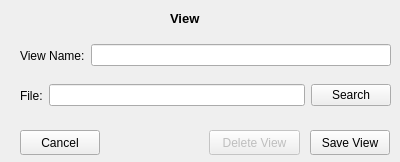
First picture: the form in frontend/new_view.ui, repository hilmandayo/pymagextractor, before the edit.
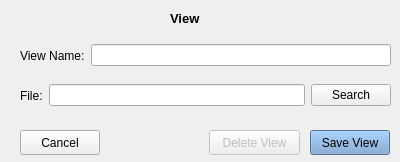
Second picture: the form after the edit.

The edit to the form file:
```diff
--- a/frontend/new_view.ui
+++ b/frontend/new_view.ui
@@ -131,6 +131,421 @@
      <height>25</height>
     </rect>
    </property>
+   <property name="palette">
+    <palette>
+     <active>
+      <colorrole role="WindowText">
+       <brush brushstyle="SolidPattern">
+        <color alpha="255">
+         <red>0</red>
+         <green>0</green>
+         <blue>0</blue>
+        </color>
+       </brush>
+      </colorrole>
+      <colorrole role="Button">
+       <brush brushstyle="SolidPattern">
+        <color alpha="255">
+         <red>114</red>
+         <green>159</green>
+         <blue>207</blue>
+        </color>
+       </brush>
+      </colorrole>
+      <colorrole role="Light">
+       <brush brushstyle="SolidPattern">
+        <color alpha="255">
+         <red>196</red>
+         <green>225</green>
+         <blue>255</blue>
+        </color>
+       </brush>
+      </colorrole>
+      <colorrole role="Midlight">
+       <brush brushstyle="SolidPattern">
+        <color alpha="255">
+         <red>155</red>
+         <green>192</green>
+         <blue>231</blue>
+        </color>
+       </brush>
+      </colorrole>
+      <colorrole role="Dark">
+       <brush brushstyle="SolidPattern">
+        <color alpha="255">
+         <red>57</red>
+         <green>79</green>
+         <blue>103</blue>
+        </color>
+       </brush>
+      </colorrole>
+      <colorrole role="Mid">
+       <brush brushstyle="SolidPattern">
+        <color alpha="255">
+         <red>76</red>
+         <green>106</green>
+         <blue>138</blue>
+        </color>
+       </brush>
+      </colorrole>
+      <colorrole role="Text">
+       <brush brushstyle="SolidPattern">
+        <color alpha="255">
+         <red>0</red>
+         <green>0</green>
+         <blue>0</blue>
+        </color>
+       </brush>
+      </colorrole>
+      <colorrole role="BrightText">
+       <brush brushstyle="SolidPattern">
+        <color alpha="255">
+         <red>255</red>
+         <green>255</green>
+         <blue>255</blue>
+        </color>
+       </brush>
+      </colorrole>
+      <colorrole role="ButtonText">
+       <brush brushstyle="SolidPattern">
+        <color alpha="255">
+         <red>0</red>
+         <green>0</green>
+         <blue>0</blue>
+        </color>
+       </brush>
+      </colorrole>
+      <colorrole role="Base">
+       <brush brushstyle="SolidPattern">
+        <color alpha="255">
+         <red>255</red>
+         <green>255</green>
+         <blue>255</blue>
+        </color>
+       </brush>
+      </colorrole>
+      <colorrole role="Window">
+       <brush brushstyle="SolidPattern">
+        <color alpha="255">
+         <red>114</red>
+         <green>159</green>
+         <blue>207</blue>
+        </color>
+       </brush>
+      </colorrole>
+      <colorrole role="Shadow">
+       <brush brushstyle="SolidPattern">
+        <color alpha="255">
+         <red>0</red>
+         <green>0</green>
+         <blue>0</blue>
+        </color>
+       </brush>
+      </colorrole>
+      <colorrole role="AlternateBase">
+       <brush brushstyle="SolidPattern">
+        <color alpha="255">
+         <red>184</red>
+         <green>207</green>
+         <blue>231</blue>
+        </color>
+       </brush>
+      </colorrole>
+      <colorrole role="ToolTipBase">
+       <brush brushstyle="SolidPattern">
+        <color alpha="255">
+         <red>255</red>
+         <green>255</green>
+         <blue>220</blue>
+        </color>
+       </brush>
+      </colorrole>
+      <colorrole role="ToolTipText">
+       <brush brushstyle="SolidPattern">
+        <color alpha="255">
+         <red>0</red>
+         <green>0</green>
+         <blue>0</blue>
+        </color>
+       </brush>
+      </colorrole>
+     </active>
+     <inactive>
+      <colorrole role="WindowText">
+       <brush brushstyle="SolidPattern">
+        <color alpha="255">
+         <red>0</red>
+         <green>0</green>
+         <blue>0</blue>
+        </color>
+       </brush>
+      </colorrole>
+      <colorrole role="Button">
+       <brush brushstyle="SolidPattern">
+        <color alpha="255">
+         <red>114</red>
+         <green>159</green>
+         <blue>207</blue>
+        </color>
+       </brush>
+      </colorrole>
+      <colorrole role="Light">
+       <brush brushstyle="SolidPattern">
+        <color alpha="255">
+         <red>196</red>
+         <green>225</green>
+         <blue>255</blue>
+        </color>
+       </brush>
+      </colorrole>
+      <colorrole role="Midlight">
+       <brush brushstyle="SolidPattern">
+        <color alpha="255">
+         <red>155</red>
+         <green>192</green>
+         <blue>231</blue>
+        </color>
+       </brush>
+      </colorrole>
+      <colorrole role="Dark">
+       <brush brushstyle="SolidPattern">
+        <color alpha="255">
+         <red>57</red>
+         <green>79</green>
+         <blue>103</blue>
+        </color>
+       </brush>
+      </colorrole>
+      <colorrole role="Mid">
+       <brush brushstyle="SolidPattern">
+        <color alpha="255">
+         <red>76</red>
+         <green>106</green>
+         <blue>138</blue>
+        </color>
+       </brush>
+      </colorrole>
+      <colorrole role="Text">
+       <brush brushstyle="SolidPattern">
+        <color alpha="255">
+         <red>0</red>
+         <green>0</green>
+         <blue>0</blue>
+        </color>
+       </brush>
+      </colorrole>
+      <colorrole role="BrightText">
+       <brush brushstyle="SolidPattern">
+        <color alpha="255">
+         <red>255</red>
+         <green>255</green>
+         <blue>255</blue>
+        </color>
+       </brush>
+      </colorrole>
+      <colorrole role="ButtonText">
+       <brush brushstyle="SolidPattern">
+        <color alpha="255">
+         <red>0</red>
+         <green>0</green>
+         <blue>0</blue>
+        </color>
+       </brush>
+      </colorrole>
+      <colorrole role="Base">
+       <brush brushstyle="SolidPattern">
+        <color alpha="255">
+         <red>255</red>
+         <green>255</green>
+         <blue>255</blue>
+        </color>
+       </brush>
+      </colorrole>
+      <colorrole role="Window">
+       <brush brushstyle="SolidPattern">
+        <color alpha="255">
+         <red>114</red>
+         <green>159</green>
+         <blue>207</blue>
+        </color>
+       </brush>
+      </colorrole>
+      <colorrole role="Shadow">
+       <brush brushstyle="SolidPattern">
+        <color alpha="255">
+         <red>0</red>
+         <green>0</green>
+         <blue>0</blue>
+        </color>
+       </brush>
+      </colorrole>
+      <colorrole role="AlternateBase">
+       <brush brushstyle="SolidPattern">
+        <color alpha="255">
+         <red>184</red>
+         <green>207</green>
+         <blue>231</blue>
+        </color>
+       </brush>
+      </colorrole>
+      <colorrole role="ToolTipBase">
+       <brush brushstyle="SolidPattern">
+        <color alpha="255">
+         <red>255</red>
+         <green>255</green>
+         <blue>220</blue>
+        </color>
+       </brush>
+      </colorrole>
+      <colorrole role="ToolTipText">
+       <brush brushstyle="SolidPattern">
+        <color alpha="255">
+         <red>0</red>
+         <green>0</green>
+         <blue>0</blue>
+        </color>
+       </brush>
+      </colorrole>
+     </inactive>
+     <disabled>
+      <colorrole role="WindowText">
+       <brush brushstyle="SolidPattern">
+        <color alpha="255">
+         <red>57</red>
+         <green>79</green>
+         <blue>103</blue>
+        </color>
+       </brush>
+      </colorrole>
+      <colorrole role="Button">
+       <brush brushstyle="SolidPattern">
+        <color alpha="255">
+         <red>114</red>
+         <green>159</green>
+         <blue>207</blue>
+        </color>
+       </brush>
+      </colorrole>
+      <colorrole role="Light">
+       <brush brushstyle="SolidPattern">
+        <color alpha="255">
+         <red>196</red>
+         <green>225</green>
+         <blue>255</blue>
+        </color>
+       </brush>
+      </colorrole>
+      <colorrole role="Midlight">
+       <brush brushstyle="SolidPattern">
+        <color alpha="255">
+         <red>155</red>
+         <green>192</green>
+         <blue>231</blue>
+        </color>
+       </brush>
+      </colorrole>
+      <colorrole role="Dark">
+       <brush brushstyle="SolidPattern">
+        <color alpha="255">
+         <red>57</red>
+         <green>79</green>
+         <blue>103</blue>
+        </color>
+       </brush>
+      </colorrole>
+      <colorrole role="Mid">
+       <brush brushstyle="SolidPattern">
+        <color alpha="255">
+         <red>76</red>
+         <green>106</green>
+         <blue>138</blue>
+        </color>
+       </brush>
+      </colorrole>
+      <colorrole role="Text">
+       <brush brushstyle="SolidPattern">
+        <color alpha="255">
+         <red>57</red>
+         <green>79</green>
+         <blue>103</blue>
+        </color>
+       </brush>
+      </colorrole>
+      <colorrole role="BrightText">
+       <brush brushstyle="SolidPattern">
+        <color alpha="255">
+         <red>255</red>
+         <green>255</green>
+         <blue>255</blue>
+        </color>
+       </brush>
+      </colorrole>
+      <colorrole role="ButtonText">
+       <brush brushstyle="SolidPattern">
+        <color alpha="255">
+         <red>57</red>
+         <green>79</green>
+         <blue>103</blue>
+        </color>
+       </brush>
+      </colorrole>
+      <colorrole role="Base">
+       <brush brushstyle="SolidPattern">
+        <color alpha="255">
+         <red>114</red>
+         <green>159</green>
+         <blue>207</blue>
+        </color>
+       </brush>
+      </colorrole>
+      <colorrole role="Window">
+       <brush brushstyle="SolidPattern">
+        <color alpha="255">
+         <red>114</red>
+         <green>159</green>
+         <blue>207</blue>
+        </color>
+       </brush>
+      </colorrole>
+      <colorrole role="Shadow">
+       <brush brushstyle="SolidPattern">
+        <color alpha="255">
+         <red>0</red>
+         <green>0</green>
+         <blue>0</blue>
+        </color>
+       </brush>
+      </colorrole>
+      <colorrole role="AlternateBase">
+       <brush brushstyle="SolidPattern">
+        <color alpha="255">
+         <red>114</red>
+         <green>159</green>
+         <blue>207</blue>
+        </color>
+       </brush>
+      </colorrole>
+      <colorrole role="ToolTipBase">
+       <brush brushstyle="SolidPattern">
+        <color alpha="255">
+         <red>255</red>
+         <green>255</green>
+         <blue>220</blue>
+        </color>
+       </brush>
+      </colorrole>
+      <colorrole role="ToolTipText">
+       <brush brushstyle="SolidPattern">
+        <color alpha="255">
+         <red>0</red>
+         <green>0</green>
+         <blue>0</blue>
+        </color>
+       </brush>
+      </colorrole>
+     </disabled>
+    </palette>
+   </property>
    <property name="text">
     <string>Save View</string>
    </property>
```
